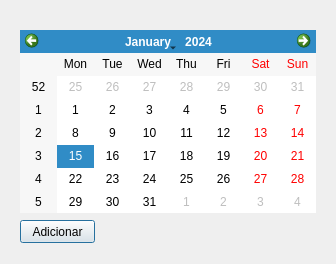
Above: agendaCompromisso/calendariocompromissos.ui from SejaQoxumQuiser/AgendaCompromissos before the change. Below: the same form after it.
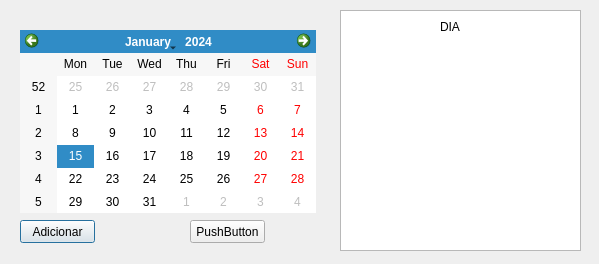
That is the form after the change.

Commit message: tela de adicionar Compromisso

Patch:
```diff
--- a/agendaCompromisso/calendariocompromissos.ui
+++ b/agendaCompromisso/calendariocompromissos.ui
@@ -6,7 +6,7 @@
    <rect>
     <x>0</x>
     <y>0</y>
-    <width>336</width>
+    <width>599</width>
     <height>264</height>
    </rect>
   </property>
@@ -36,6 +36,61 @@
     <string>Adicionar</string>
    </property>
   </widget>
+  <widget class="QLabel" name="label">
+   <property name="geometry">
+    <rect>
+     <x>440</x>
+     <y>20</y>
+     <width>47</width>
+     <height>13</height>
+    </rect>
+   </property>
+   <property name="text">
+    <string>DIA</string>
+   </property>
+  </widget>
+  <widget class="QLabel" name="MES">
+   <property name="geometry">
+    <rect>
+     <x>380</x>
+     <y>70</y>
+     <width>151</width>
+     <height>16</height>
+    </rect>
+   </property>
+   <property name="text">
+    <string/>
+   </property>
+  </widget>
+  <widget class="QPushButton" name="pushButton_2">
+   <property name="geometry">
+    <rect>
+     <x>190</x>
+     <y>220</y>
+     <width>75</width>
+     <height>23</height>
+    </rect>
+   </property>
+   <property name="text">
+    <string>PushButton</string>
+   </property>
+  </widget>
+  <widget class="QListView" name="listView">
+   <property name="geometry">
+    <rect>
+     <x>340</x>
+     <y>10</y>
+     <width>241</width>
+     <height>241</height>
+    </rect>
+   </property>
+  </widget>
+  <zorder>listView</zorder>
+  <zorder>calendar</zorder>
+  <zorder>pushButton</zorder>
+  <zorder>label</zorder>
+  <zorder>MES</zorder>
+  <zorder>pushButton_2</zorder>
  </widget>
  <resources/>
  <connections/>
```
Left out of the diff: 2 changed lines with no effect on the pictures. The commit also changes 7 other files.
